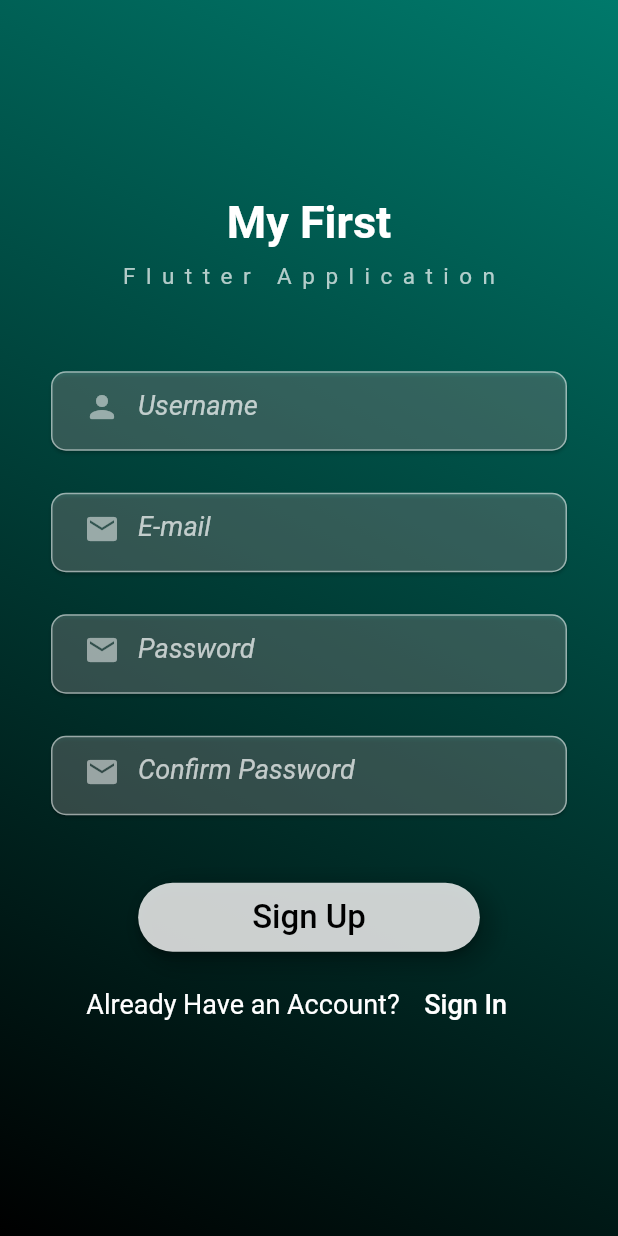
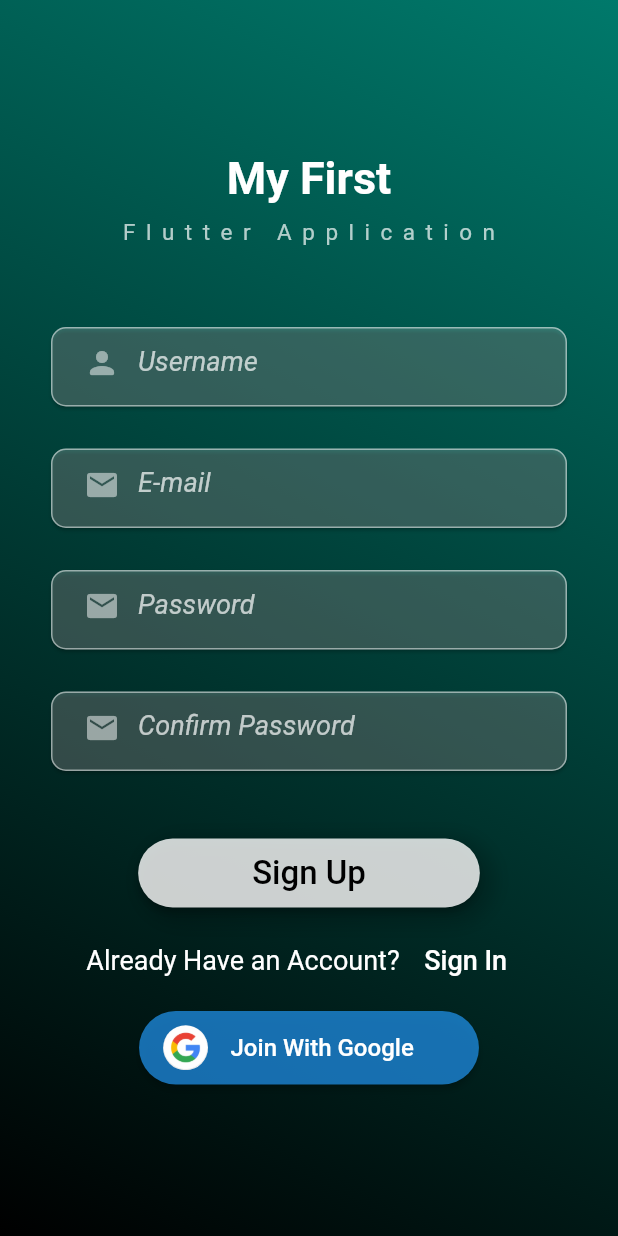
Before and after one commit to Ruchirakavinda/flutter_myfirst, a Flutter app: the screen it shows after launch, after a tap on "Sign In", after a tap on "Sign Up", on a phone screen of 412 x 824 dp. Run offline on Flutter 3.47's test engine with Material 2 defaults, Android fonts, the phone set to English and light mode, and no system bars; our stand-ins replace flutter_spinkit; accounts and stored records are empty.

Commit message:
google sign in

```diff
--- a/lib/home.dart
+++ b/lib/home.dart
@@ -32,7 +32,7 @@ class _MyHomeState extends State<MyHome> {
             leading: Padding(
                   padding: const EdgeInsets.only(right: 8.0),
                   child: IconButton(
-                  icon:Icon(Icons.menu_open_rounded,size: 35.0,), onPressed: () {  } ,),
+                  icon:Icon(Icons.menu,size: 35.0,), onPressed: () {  } ,),
                 ),
             title:Text("My First",style: TextStyle(fontSize: 25.0,),),
 
--- a/lib/login.dart
+++ b/lib/login.dart
@@ -149,6 +149,9 @@ Widget _password() {
           child: Column(
             mainAxisAlignment: MainAxisAlignment.center,
             children: [
+
+
+
               Text("My First",style: TextStyle(color: Colors.white,fontWeight: FontWeight.w700,fontSize: 30.0,),),
               SizedBox(height: 10.0,),
               Text("Flutter Application",style: TextStyle(fontSize: 15,color: Colors.white70,letterSpacing: 7),),
@@ -225,7 +228,51 @@ Widget _password() {
                     },
                     child:Text('Sign Up',style: TextStyle(color: Colors.white,fontSize: 18),))
                 ],
-                )
+                ),
+
+
+
+                SizedBox(
+                height: 10,
+              ),
+
+
+
+                Container(
+                  width: MediaQuery.of(context).size.width*0.55,
+                  child: MaterialButton(
+
+                            splashColor: Colors.white,
+                            shape: RoundedRectangleBorder(
+                            borderRadius: BorderRadius.circular(200)),
+                            color: Colors.blue.withOpacity(0.7),
+                            child: Row(
+
+                              children: [
+                                Container(
+                                      width:30.0,
+                                      height:30.0,
+                                      margin: EdgeInsets.fromLTRB(0,0,0,0),
+                                      decoration: BoxDecoration(
+                                      shape: BoxShape.circle,
+                                      image: DecorationImage(
+                                      image: AssetImage('assests/ggl.jpg'),
+                                      fit: BoxFit.fill,
+                                  ),
+                                ),
+                              ),
+                                Padding(
+                                padding: const EdgeInsets.fromLTRB(15,15,0,15),
+                                child: Text('Join With Google', style:
+                                TextStyle(fontSize: 16,color: Colors.white),),
+                              ),
+                              ],
+                            ),
+                            onPressed: (){
+                              },
+
+                          ),
+                ),
 
 
 
--- a/lib/signup.dart
+++ b/lib/signup.dart
@@ -346,7 +346,47 @@ Widget _compassword() {
                     },
                     child:Text('Sign In',style: TextStyle(color: Colors.white,fontSize: 18),))
                 ],
-                )
+                ),
+
+
+                SizedBox(height: 10,),
+
+
+                 Container(
+                  width: MediaQuery.of(context).size.width*0.55,
+                  child: MaterialButton(
+
+                            splashColor: Colors.white,
+                            shape: RoundedRectangleBorder(
+                            borderRadius: BorderRadius.circular(200)),
+                            color: Colors.blue.withOpacity(0.7),
+                            child: Row(
+
+                              children: [
+                                Container(
+                                      width:30.0,
+                                      height:30.0,
+                                      margin: EdgeInsets.fromLTRB(0,0,0,0),
+                                      decoration: BoxDecoration(
+                                      shape: BoxShape.circle,
+                                      image: DecorationImage(
+                                      image: AssetImage('assests/ggl.jpg'),
+                                      fit: BoxFit.fill,
+                                  ),
+                                ),
+                              ),
+                                Padding(
+                                padding: const EdgeInsets.fromLTRB(15,15,0,15),
+                                child: Text('Join With Google', style:
+                                TextStyle(fontSize: 16,color: Colors.white),),
+                              ),
+                              ],
+                            ),
+                            onPressed: (){
+                              },
+
+                          ),
+                ),
 
 
 
--- a/pubspec.yaml
+++ b/pubspec.yaml
@@ -53,6 +53,7 @@ flutter:
     - assests/wb.jpg
     - assests/my.jpg
     - assests/couple.jpg
+    - assests/ggl.jpg
   #   - images/a_dot_ham.jpeg
 
   # An image asset can refer to one or more resolution-specific "variants", see
```
Also changed, not shown: assests/ggl.jpg (added).
